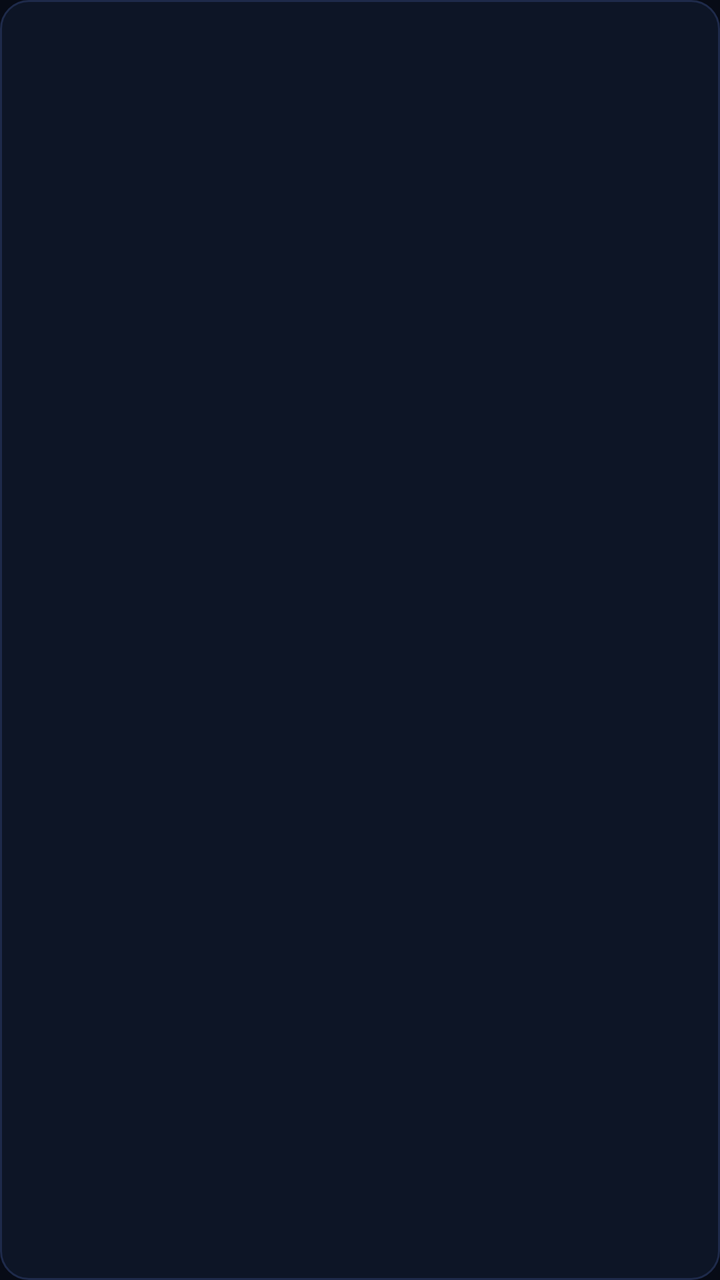
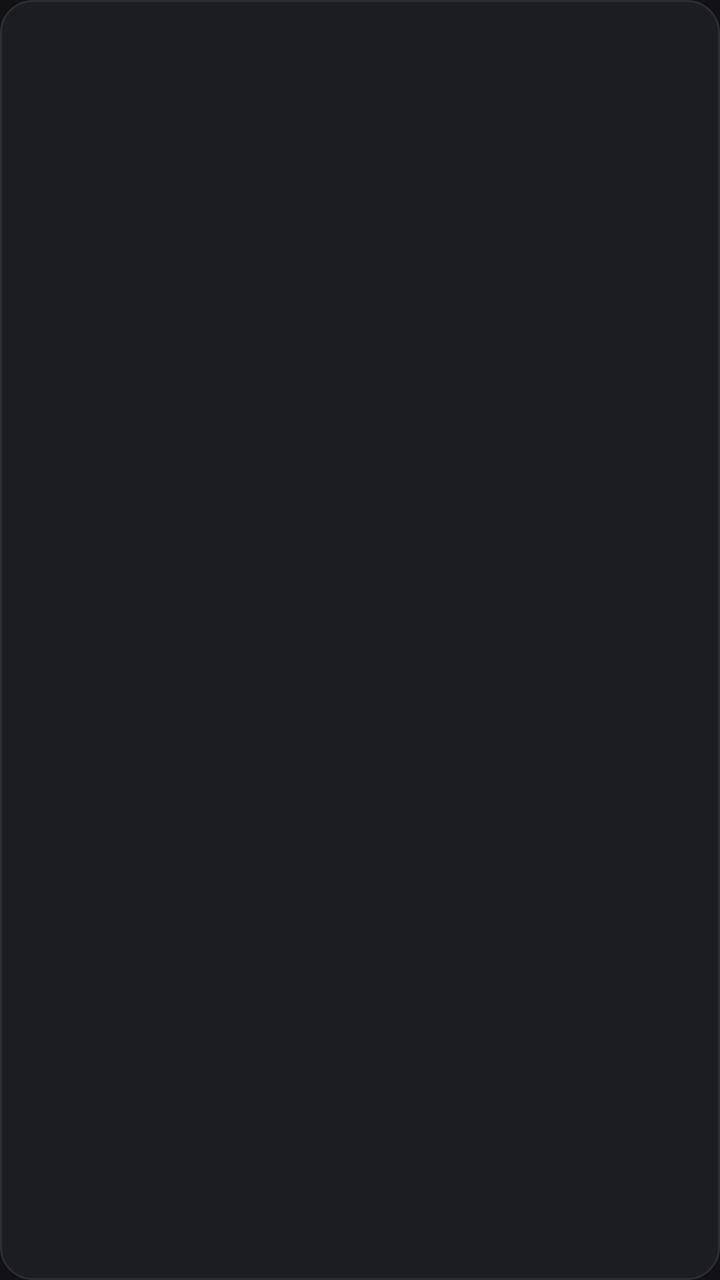

Screens rendered from an Android XML layout before and after an edit, with the pre-edit source and the edit as a unified diff.
<!-- AndroidManifest.xml: application theme AppTheme -->
<!-- res/layout/item_step.xml -->
<?xml version="1.0" encoding="utf-8"?>
<LinearLayout xmlns:android="http://schemas.android.com/apk/res/android"
    android:layout_width="match_parent"
    android:layout_height="wrap_content"
    android:orientation="horizontal"
    android:padding="14dp"
    android:background="@drawable/bg_card"
    android:baselineAligned="false">

    <TextView
        android:id="@+id/status_icon"
        android:layout_width="28dp"
        android:layout_height="wrap_content"
        android:textSize="16sp"
        android:textColor="@color/text_dim" />

    <LinearLayout
        android:layout_width="0dp"
        android:layout_height="wrap_content"
        android:layout_weight="1"
        android:orientation="vertical">

        <TextView
            android:id="@+id/hero_name"
            android:layout_width="wrap_content"
            android:layout_height="wrap_content"
            android:textColor="@color/text"
            android:textSize="15sp"
            android:textStyle="bold" />

        <TextView
            android:id="@+id/step_output"
            android:layout_width="match_parent"
            android:layout_height="wrap_content"
            android:layout_marginTop="8dp"
            android:textColor="@color/text_dim"
            android:textSize="14sp"
            android:visibility="gone" />
    </LinearLayout>
</LinearLayout>
<!-- resources referenced by this layout -->
<resources>
  <color name="text">#EAF2FF</color>
  <color name="text_dim">#8CA3C7</color>
  <!-- drawable bg_card (drawable) -->
  <?xml version="1.0" encoding="utf-8"?>
  <shape xmlns:android="http://schemas.android.com/apk/res/android" android:shape="rectangle">
      <solid android:color="@color/surface" />
      <corners android:radius="14dp" />
      <stroke android:width="1dp" android:color="@color/border" />
  </shape>
  <style name="AppTheme" parent="android:Theme.Material.NoActionBar">
          <item name="android:windowBackground">@color/bg</item>
          <item name="android:colorPrimary">@color/surface</item>
          <item name="android:colorPrimaryDark">@color/bg</item>
          <item name="android:colorAccent">@color/gold</item>
          <item name="android:statusBarColor">@color/bg</item>
          <item name="android:navigationBarColor">@color/bg</item>
          <item name="android:windowLightStatusBar">false</item>
          <item name="android:textColorPrimary">@color/text</item>
          <item name="android:textColorSecondary">@color/text_dim</item>
      </style>
  <color name="surface">#0D1526</color>
  <color name="border">#1E2A4A</color>
  <color name="bg">#070B16</color>
  <color name="gold">#00E5FF</color>
</resources>

<!-- the commit's change to res/layout/item_step.xml (unified diff, before → after) -->
@@ -7,26 +7,47 @@
     android:background="@drawable/bg_card"
     android:baselineAligned="false">
 
-    <TextView
-        android:id="@+id/status_icon"
-        android:layout_width="28dp"
-        android:layout_height="wrap_content"
-        android:textSize="16sp"
-        android:textColor="@color/text_dim" />
-
     <LinearLayout
         android:layout_width="0dp"
         android:layout_height="wrap_content"
         android:layout_weight="1"
         android:orientation="vertical">
 
-        <TextView
-            android:id="@+id/hero_name"
-            android:layout_width="wrap_content"
+        <LinearLayout
+            android:layout_width="match_parent"
             android:layout_height="wrap_content"
-            android:textColor="@color/text"
-            android:textSize="15sp"
-            android:textStyle="bold" />
+            android:orientation="horizontal"
+            android:gravity="center_vertical">
+
+            <TextView
+                android:id="@+id/status_icon"
+                android:layout_width="28dp"
+                android:layout_height="wrap_content"
+                android:textSize="16sp"
+                android:textColor="@color/text_dim" />
+
+            <TextView
+                android:id="@+id/hero_name"
+                android:layout_width="0dp"
+                android:layout_weight="1"
+                android:layout_height="wrap_content"
+                android:textColor="@color/text"
+                android:textSize="15sp"
+                android:textStyle="bold" />
+
+            <TextView
+                android:id="@+id/step_copy"
+                android:layout_width="wrap_content"
+                android:layout_height="wrap_content"
+                android:paddingStart="10dp"
+                android:paddingEnd="4dp"
+                android:paddingTop="4dp"
+                android:paddingBottom="4dp"
+                android:textSize="14sp"
+                android:textColor="@color/text_dim"
+                android:text="⧉"
+                android:visibility="gone" />
+        </LinearLayout>
 
         <TextView
             android:id="@+id/step_output"
<!-- resource entries referenced after the edit -->
@@ -1,12 +1,12 @@
 <!-- resources referenced by this layout -->
 <resources>
-  <color name="text">#EAF2FF</color>
-  <color name="text_dim">#8CA3C7</color>
+  <color name="text">#F4F0EA</color>
+  <color name="text_dim">#A8A29A</color>
   <!-- drawable bg_card (drawable) -->
   <?xml version="1.0" encoding="utf-8"?>
   <shape xmlns:android="http://schemas.android.com/apk/res/android" android:shape="rectangle">
       <solid android:color="@color/surface" />
-      <corners android:radius="14dp" />
+      <corners android:radius="16dp" />
       <stroke android:width="1dp" android:color="@color/border" />
   </shape>
   <style name="AppTheme" parent="android:Theme.Material.NoActionBar">
@@ -20,9 +20,9 @@
           <item name="android:textColorPrimary">@color/text</item>
           <item name="android:textColorSecondary">@color/text_dim</item>
       </style>
-  <color name="surface">#0D1526</color>
-  <color name="border">#1E2A4A</color>
-  <color name="bg">#070B16</color>
-  <color name="gold">#00E5FF</color>
+  <color name="surface">#1C1D21</color>
+  <color name="border">#2C2E35</color>
+  <color name="bg">#121114</color>
+  <color name="gold">#FF8A5A</color>
 </resources>
 
